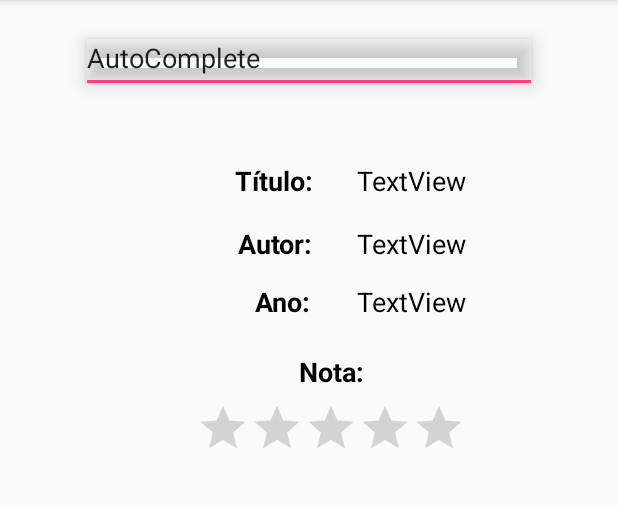
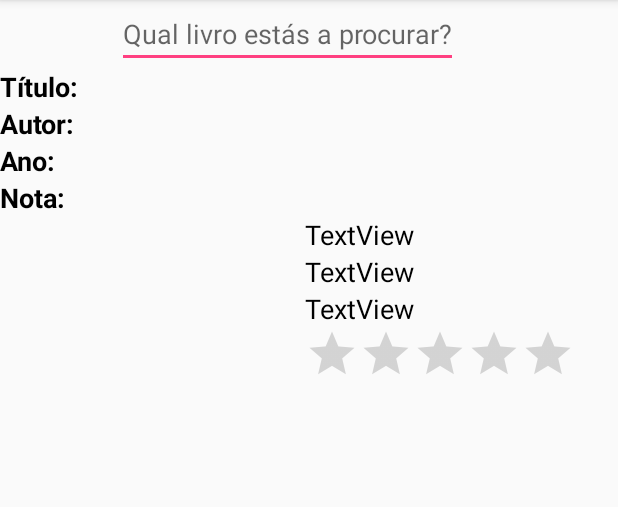
Before and after one commit to joaoGabriel55/MeusLivros_V2, an Android app: the Main4Activity screen opened directly, with no data from a screen before it, on a phone screen of 412 x 824 dp, the part 84-591 px from its top. Run offline under Robolectric (Android 15) with nearby library versions, the phone set to English and light mode, and no system bars.

Commit message:
ListView

```diff
--- a/app/src/main/AndroidManifest.xml
+++ b/app/src/main/AndroidManifest.xml
@@ -21,7 +21,8 @@
             android:uiOptions="splitActionBarWhenNarrow" />
         <activity android:name=".Main2Activity" />
         <activity android:name=".Main3Activity" />
-        <activity android:name=".Main4Activity"></activity>
+        <activity android:name=".Main4Activity" />
+        <activity android:name=".Main5Activity"></activity>
     </application>
 
 </manifest>
--- a/app/src/main/java/com/example/quaresma/meuslivros_v2/Main3Activity.java
+++ b/app/src/main/java/com/example/quaresma/meuslivros_v2/Main3Activity.java
@@ -68,7 +68,7 @@ public class Main3Activity extends AppCompatActivity {
         if(livroAtual == lista.size() -1 ){
             Snackbar snackbar = Snackbar.make((View) v.getParent(), "Ultimo registro", Snackbar.LENGTH_SHORT);
             snackbar.show();
-            proximo.setEnabled(false);
+            //proximo.setEnabled(false);
         } else {
             atualizarParametros(livroAtual + 1);
             livroAtual ++;
@@ -79,7 +79,7 @@ public class Main3Activity extends AppCompatActivity {
         if(livroAtual == 0 ){
             Snackbar snackbar = Snackbar.make((View) v.getParent(), "Primeiro registro", Snackbar.LENGTH_SHORT);
             snackbar.show();
-            anterior.setEnabled(false);
+            //anterior.setEnabled(false);
         } else {
             atualizarParametros(livroAtual - 1);
             livroAtual --;
--- a/app/src/main/java/com/example/quaresma/meuslivros_v2/MainActivity.java
+++ b/app/src/main/java/com/example/quaresma/meuslivros_v2/MainActivity.java
@@ -59,6 +59,8 @@ public class MainActivity extends AppCompatActivity {
         startActivity(new Intent(this, Main4Activity.class));
     }
 
-
+    public void listView(View v){
+        startActivity(new Intent(this, Main5Activity.class));
+    }
 
 }
--- a/app/src/main/res/layout/activity_main4.xml
+++ b/app/src/main/res/layout/activity_main4.xml
@@ -1,13 +1,34 @@
 <?xml version="1.0" encoding="utf-8"?>
-<android.support.constraint.ConstraintLayout xmlns:android="http://schemas.android.com/apk/res/android"
-    xmlns:app="http://schemas.android.com/apk/res-auto"
-    xmlns:tools="http://schemas.android.com/tools"
-    android:layout_width="match_parent"
-    android:layout_height="match_parent"
-    tools:context="com.example.quaresma.meuslivros_v2.Main4Activity"
-    tools:layout_editor_absoluteY="81dp"
-    tools:layout_editor_absoluteX="0dp">
+<LinearLayout xmlns:android="http://schemas.android.com/apk/res/android"
+    android:layout_width="wrap_content"
+    android:layout_height="wrap_content"
+    android:orientation="vertical"
+    android:weightSum="1">
 
+    <AutoCompleteTextView
+        android:id="@+id/autoCompleteTextView"
+        android:layout_width="wrap_content"
+        android:layout_height="wrap_content"
+        android:layout_marginEnd="78dp"
+        android:layout_marginStart="78dp"
+        android:completionHint="Digite um nome de um livro"
+        android:completionThreshold="1"
+        android:hint="@string/hint_auto_complete"
+        android:singleLine="true" />
+
+    <LinearLayout
+        android:layout_width="wrap_content"
+        android:layout_height="wrap_content"
+        android:orientation="vertical">
+
+        <TextView
+            android:id="@+id/textView12"
+            android:layout_width="wrap_content"
+            android:layout_height="wrap_content"
+            android:text="Título:"
+            android:textColor="@android:color/black"
+            android:textSize="18sp"
+            android:textStyle="bold" />
 
         <TextView
             android:id="@+id/textView11"
@@ -16,76 +37,52 @@
             android:text="Autor:"
             android:textColor="@android:color/black"
             android:textSize="18sp"
-        android:textStyle="bold"
-        tools:layout_constraintTop_creator="1"
-        tools:layout_constraintRight_creator="1"
-        app:layout_constraintRight_toRightOf="@+id/textView12"
-        android:layout_marginTop="17dp"
-        app:layout_constraintTop_toBottomOf="@+id/textView12" />
-
-    <TextView
-        android:id="@+id/textView12"
-        android:layout_width="wrap_content"
-        android:layout_height="wrap_content"
-        android:layout_marginEnd="29dp"
-        android:text="Título:"
-        android:textColor="@android:color/black"
-        android:textSize="18sp"
-        android:textStyle="bold"
-        app:layout_constraintRight_toLeftOf="@+id/titulo2"
-        tools:layout_constraintTop_creator="1"
-        tools:layout_constraintRight_creator="1"
-        android:layout_marginTop="46dp"
-        app:layout_constraintTop_toBottomOf="@+id/autoCompleteTextView"
-        android:layout_marginRight="29dp" />
+            android:textStyle="bold" />
 
         <TextView
             android:id="@+id/textView13"
             android:layout_width="wrap_content"
             android:layout_height="wrap_content"
-        android:layout_marginEnd="1dp"
             android:text="Ano:"
             android:textColor="@android:color/black"
             android:textSize="18sp"
-        android:textStyle="bold"
-        tools:layout_constraintTop_creator="1"
-        tools:layout_constraintRight_creator="1"
-        app:layout_constraintRight_toRightOf="@+id/textView11"
-        android:layout_marginTop="14dp"
-        app:layout_constraintTop_toBottomOf="@+id/textView11"
-        android:layout_marginRight="1dp" />
+            android:textStyle="bold" />
 
         <TextView
             android:id="@+id/textView14"
             android:layout_width="wrap_content"
             android:layout_height="wrap_content"
+            android:layout_gravity="left"
             android:text="Nota:"
             android:textColor="@android:color/black"
             android:textSize="18sp"
-        android:textStyle="bold"
-        tools:layout_constraintBottom_creator="1"
-        app:layout_constraintBottom_toTopOf="@+id/nota2"
-        android:layout_marginStart="29dp"
-        tools:layout_constraintLeft_creator="1"
-        android:layout_marginBottom="7dp"
-        app:layout_constraintLeft_toLeftOf="@+id/textView13"
-        android:layout_marginLeft="29dp" />
+            android:textStyle="bold" />
+    </LinearLayout>
+
+    <LinearLayout
+        android:layout_width="wrap_content"
+        android:layout_height="wrap_content"
+        android:layout_gravity="right"
+        android:orientation="vertical">
 
         <TextView
             android:id="@+id/titulo2"
             android:layout_width="wrap_content"
             android:layout_height="wrap_content"
+
             android:text="TextView"
             android:textColor="@android:color/black"
-        android:textSize="18sp"
-        tools:layout_constraintTop_creator="1"
-        tools:layout_constraintRight_creator="1"
-        tools:layout_constraintBottom_creator="1"
-        app:layout_constraintBottom_toBottomOf="@+id/textView12"
-        android:layout_marginEnd="47dp"
-        app:layout_constraintRight_toRightOf="@+id/autoCompleteTextView"
-        app:layout_constraintTop_toTopOf="@+id/textView12"
-        android:layout_marginRight="47dp" />
+            android:textSize="18sp" />
+
+
+        <TextView
+            android:id="@+id/ano2"
+            android:layout_width="wrap_content"
+            android:layout_height="wrap_content"
+            android:text="TextView"
+            android:textColor="@android:color/black"
+            android:textSize="18sp" />
+
 
         <TextView
             android:id="@+id/autor2"
@@ -93,60 +90,17 @@
             android:layout_height="wrap_content"
             android:text="TextView"
             android:textColor="@android:color/black"
-        android:textSize="18sp"
-        tools:layout_constraintTop_creator="1"
-        tools:layout_constraintRight_creator="1"
-        app:layout_constraintRight_toRightOf="@+id/titulo2"
-        android:layout_marginTop="17dp"
-        app:layout_constraintTop_toBottomOf="@+id/titulo2"
-        tools:layout_constraintLeft_creator="1"
-        app:layout_constraintLeft_toLeftOf="@+id/titulo2" />
-
-    <TextView
-        android:id="@+id/ano2"
-        android:layout_width="wrap_content"
-        android:layout_height="wrap_content"
-        android:text="TextView"
-        android:textColor="@android:color/black"
-        android:textSize="18sp"
-        tools:layout_constraintTop_creator="1"
-        tools:layout_constraintRight_creator="1"
-        app:layout_constraintRight_toRightOf="@+id/autor2"
-        android:layout_marginTop="14dp"
-        app:layout_constraintTop_toBottomOf="@+id/autor2"
-        tools:layout_constraintLeft_creator="1"
-        app:layout_constraintLeft_toLeftOf="@+id/autor2" />
+            android:textSize="18sp" />
 
         <RatingBar
             android:id="@+id/nota2"
             style="@style/Base.Widget.AppCompat.RatingBar.Indicator"
+
             android:layout_width="wrap_content"
             android:layout_height="wrap_content"
             android:clickable="false"
-        android:elevation="10dp"
-        tools:layout_constraintTop_creator="1"
-        tools:layout_constraintRight_creator="1"
-        app:layout_constraintRight_toRightOf="@+id/ano2"
-        android:layout_marginTop="54dp"
-        app:layout_constraintTop_toBottomOf="@+id/ano2" />
+            android:elevation="10dp" />
+    </LinearLayout>
 
-    <AutoCompleteTextView
-        android:id="@+id/autoCompleteTextView"
-        android:layout_width="0dp"
-        android:layout_height="46dp"
-        android:elevation="7dp"
-        android:text="AutoComplete"
-        android:completionHint="Digite o nome de uma fruta"
-        android:completionThreshold="1"
-        android:layout_marginStart="54dp"
-        android:layout_marginEnd="54dp"
-        tools:layout_constraintTop_creator="1"
-        tools:layout_constraintRight_creator="1"
-        app:layout_constraintRight_toRightOf="parent"
-        android:layout_marginTop="16dp"
-        tools:layout_constraintLeft_creator="1"
-        app:layout_constraintLeft_toLeftOf="parent"
-        app:layout_constraintTop_toTopOf="parent"
-        android:layout_marginLeft="54dp"
-        android:layout_marginRight="54dp" />
-</android.support.constraint.ConstraintLayout>
+
+</LinearLayout>
--- a/app/src/main/res/values/strings.xml
+++ b/app/src/main/res/values/strings.xml
@@ -1,5 +1,6 @@
 <resources>
     <string name="app_name">MeusLivros V2</string>
     <string name="hint_user">Nome do usuário</string>
+    <string name="hint_auto_complete">Qual livro estás a procurar?</string>
     <string name="hint_pass">Senha</string>
 </resources>
```
Also changed, not shown: app/src/main/java/com/example/quaresma/meuslivros_v2/Main5Activity.java (added, +51 -0 lines), app/src/main/java/com/example/quaresma/meuslivros_v2/holder/ViewHolder.java (added, +27 -0 lines), app/src/main/java/model/Livro.java (+11 -1 lines), app/src/main/java/model/LivroAdapter.java (added, +68 -0 lines), app/src/main/res/layout/activity_main.xml (+14 -0 lines), app/src/main/res/layout/activity_main5.xml (added, +15 -0 lines), app/src/main/res/layout/list_view.xml (added, +42 -0 lines), app/src/main/res/drawable/flat.png (added), app/src/main/res/drawable/open.png (added). Lines whose indentation alone changed are shown as unchanged.
